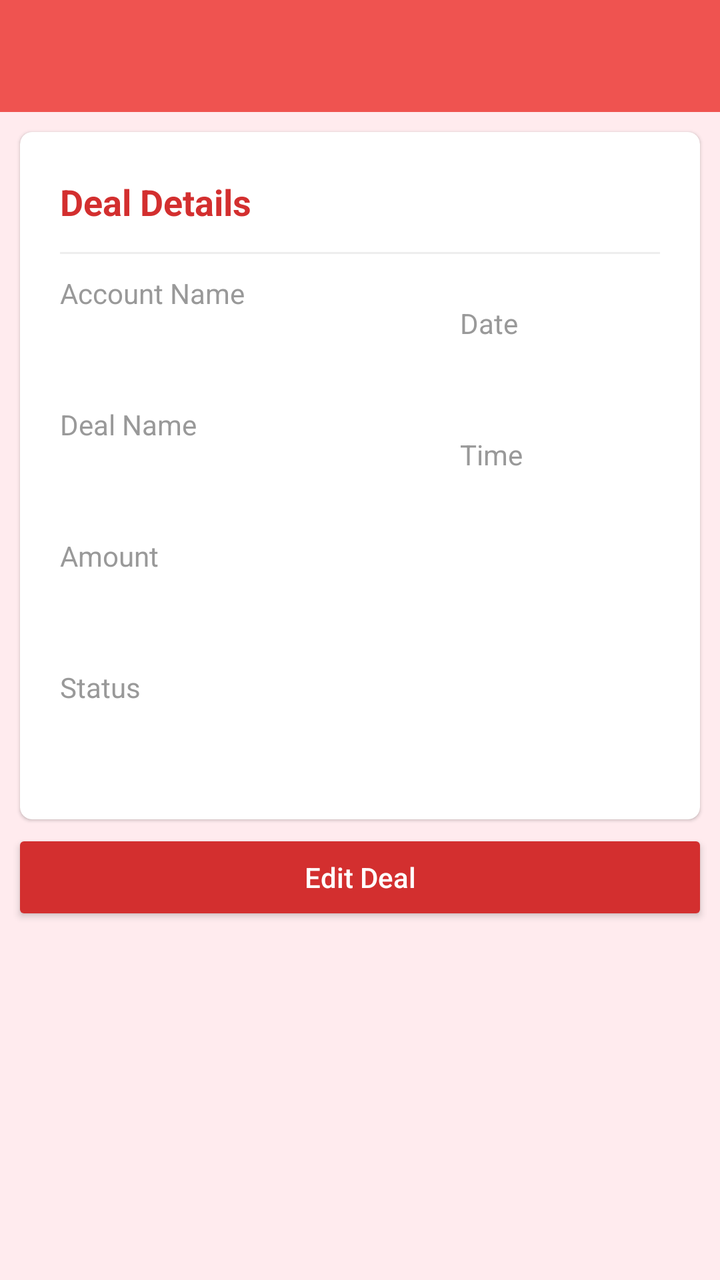
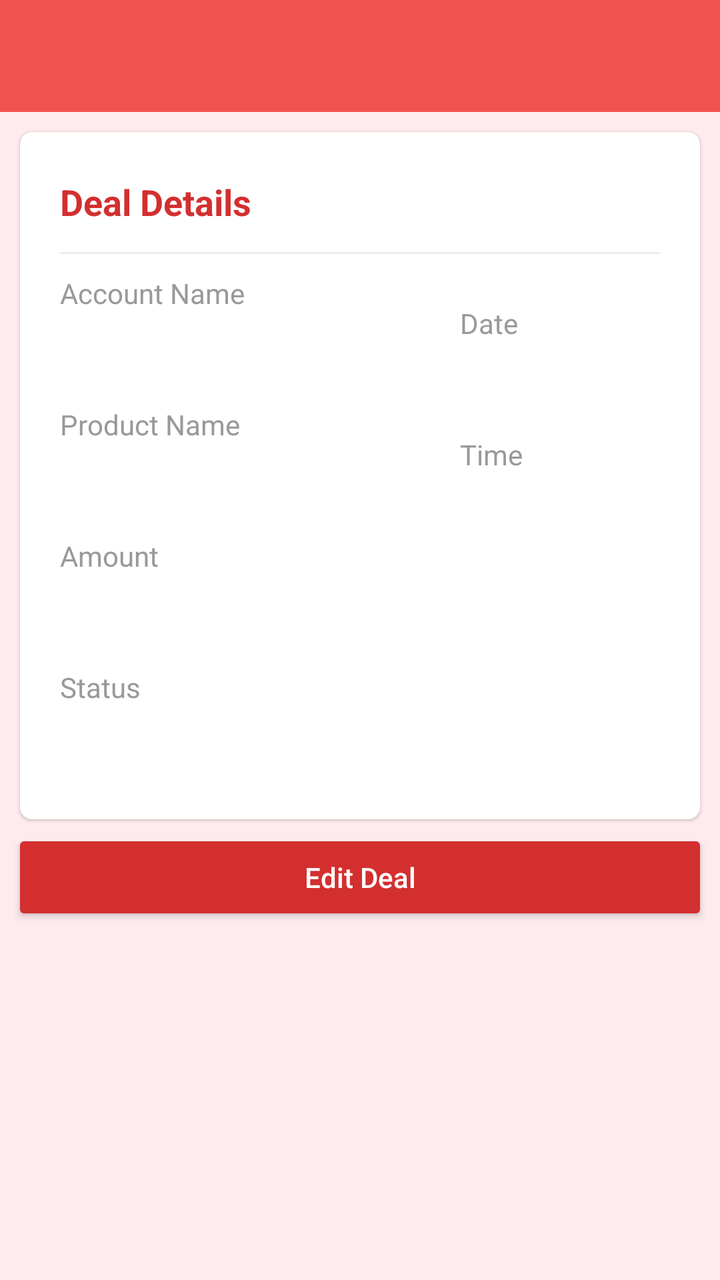

Before-and-after screenshots of an Android layout around one commit, followed by the original layout XML and the change that was made.
<!-- AndroidManifest.xml: application theme AppTheme -->
<!-- res/layout/activity_individual_deal.xml -->
<?xml version="1.0" encoding="utf-8"?>
<LinearLayout xmlns:android="http://schemas.android.com/apk/res/android"
    xmlns:app="http://schemas.android.com/apk/res-auto"
    xmlns:tools="http://schemas.android.com/tools"
    android:id="@+id/main"
    android:orientation="vertical"
    android:layout_width="match_parent"
    android:layout_height="match_parent"
    tools:context=".DealsActivity">

    <com.google.android.material.appbar.AppBarLayout
        android:layout_width="match_parent"
        android:id="@+id/app_bar_layout"
        android:layout_height="wrap_content">

        <include layout="@layout/toolbar" />

    </com.google.android.material.appbar.AppBarLayout>

    <androidx.core.widget.NestedScrollView
        android:layout_width="match_parent"
        android:layout_height="match_parent"
        android:background="@color/red_50"
        android:clipToPadding="false"
        android:scrollbars="none"
        android:scrollingCache="true"
        app:layout_behavior="@string/appbar_scrolling_view_behavior">

        <LinearLayout
            android:layout_width="match_parent"
            android:layout_height="wrap_content"
            android:orientation="vertical">

            
            
            

            
            
            
            
            

            
            
            
            
            

            
            
            
            
            
            
            
            
            

            

            <androidx.cardview.widget.CardView
                android:layout_width="match_parent"
                android:layout_height="wrap_content"
                android:layout_marginBottom="@dimen/spacing_medium"
                android:layout_marginLeft="@dimen/spacing_middle"
                android:layout_marginRight="@dimen/spacing_middle"
                android:layout_marginTop="@dimen/spacing_middle"
                android:visibility="visible"
                app:cardCornerRadius="6dp"
                app:cardElevation="1dp">

                <LinearLayout
                    android:layout_width="match_parent"
                    android:layout_height="wrap_content"
                    android:orientation="horizontal"
                    android:padding="@dimen/spacing_mlarge">

                    <LinearLayout
                        android:layout_width="0dp"
                        android:layout_height="wrap_content"
                        android:layout_weight="2"
                        android:orientation="vertical">

                        <TextView
                            android:layout_width="wrap_content"
                            android:layout_height="30dp"
                            android:gravity="center_vertical"
                            android:text="Deal Details"
                            android:textAppearance="@style/Base.TextAppearance.AppCompat.Medium"
                            android:textColor="@color/red_700"
                            android:textStyle="bold" />

                        <View
                            android:layout_width="match_parent"
                            android:layout_height="1dp"
                            android:background="@color/grey_200"
                            android:layout_marginTop="10dp"
                            android:layout_marginBottom="@dimen/spacing_medium" />






                        <View
                            android:layout_width="0dp"
                            android:layout_height="@dimen/spacing_medium" />

                        <TextView
                            android:layout_width="wrap_content"
                            android:layout_height="wrap_content"
                            android:text="Account Name"
                            android:textAppearance="@style/Base.TextAppearance.AppCompat.Body1"
                            android:textColor="@color/grey_40" />

                        <TextView
                            android:layout_width="wrap_content"
                            android:layout_height="wrap_content"
                            android:layout_marginTop="@dimen/spacing_medium"
                            android:text=""
                            android:id="@+id/accountNameTextView"
                            android:textAppearance="@style/Base.TextAppearance.AppCompat.Subhead"
                            android:textColor="@color/grey_80" />

                        <View
                            android:layout_width="0dp"
                            android:layout_height="@dimen/spacing_mlarge" />

                        <TextView
                            android:layout_width="wrap_content"
                            android:layout_height="wrap_content"
                            android:text="Deal Name"
                            android:textAppearance="@style/Base.TextAppearance.AppCompat.Body1"
                            android:textColor="@color/grey_40" />

                        <TextView
                            android:layout_width="wrap_content"
                            android:layout_height="wrap_content"
                            android:layout_marginTop="@dimen/spacing_medium"
                            android:text=""
                            android:id="@+id/dealNameTextView"
                            android:textAppearance="@style/Base.TextAppearance.AppCompat.Subhead"
                            android:textColor="@color/grey_80" />


                        <View
                            android:layout_width="0dp"
                            android:layout_height="@dimen/spacing_mlarge" />

                        <TextView
                            android:layout_width="wrap_content"
                            android:layout_height="wrap_content"
                            android:text="Amount"
                            android:textAppearance="@style/Base.TextAppearance.AppCompat.Body1"
                            android:textColor="@color/grey_40" />

                        <TextView
                            android:layout_width="wrap_content"
                            android:layout_height="wrap_content"
                            android:layout_marginTop="@dimen/spacing_medium"
                            android:text=""
                            android:id="@+id/amountTextView"
                            android:textAppearance="@style/Base.TextAppearance.AppCompat.Subhead"
                            android:textColor="@color/grey_80" />


                        <View
                            android:layout_width="0dp"
                            android:layout_height="@dimen/spacing_mlarge" />

                        <TextView
                            android:layout_width="wrap_content"
                            android:layout_height="wrap_content"
                            android:text="Status"
                            android:textAppearance="@style/Base.TextAppearance.AppCompat.Body1"
                            android:textColor="@color/grey_40" />

                        <TextView
                            android:layout_width="wrap_content"
                            android:layout_height="wrap_content"
                            android:layout_marginTop="@dimen/spacing_medium"
                            android:text=""
                            android:id="@+id/descriptionTextView"
                            android:textAppearance="@style/Base.TextAppearance.AppCompat.Subhead"
                            android:textColor="@color/grey_80" />






                        <View
                            android:layout_width="0dp"
                            android:layout_height="@dimen/spacing_middle" />



                    </LinearLayout>

                    <LinearLayout
                        android:layout_width="0dp"
                        android:layout_height="wrap_content"
                        android:layout_weight="1"
                        android:orientation="vertical">

                        <View
                            android:layout_width="30dp"
                            android:layout_height="30dp"/>

                        
                        
                        
                        
                        
                        

                        <View
                            android:layout_width="match_parent"
                            android:layout_height="1dp"
                            android:background="@color/grey_200"
                            android:layout_marginTop="10dp"
                            android:layout_marginBottom="@dimen/spacing_medium" />



                        <View
                            android:layout_width="0dp"
                            android:layout_height="@dimen/spacing_mlarge" />

                        <TextView
                            android:layout_width="wrap_content"
                            android:layout_height="wrap_content"
                            android:text="Date"
                            android:textAppearance="@style/Base.TextAppearance.AppCompat.Body1"
                            android:textColor="@color/grey_40" />

                        <TextView
                            android:layout_width="wrap_content"
                            android:layout_height="wrap_content"
                            android:layout_marginTop="@dimen/spacing_medium"
                            android:text=""
                            android:id="@+id/dateTextView"
                            android:textAppearance="@style/Base.TextAppearance.AppCompat.Subhead"
                            android:textColor="@color/grey_80" />

                        <View
                            android:layout_width="0dp"
                            android:layout_height="@dimen/spacing_mlarge" />

                        <TextView
                            android:layout_width="wrap_content"
                            android:layout_height="wrap_content"
                            android:text="Time"
                            android:textAppearance="@style/Base.TextAppearance.AppCompat.Body1"
                            android:textColor="@color/grey_40" />

                        <TextView
                            android:layout_width="wrap_content"
                            android:layout_height="wrap_content"
                            android:layout_marginTop="@dimen/spacing_medium"
                            android:text=""
                            android:id="@+id/timeTextView"
                            android:textAppearance="@style/Base.TextAppearance.AppCompat.Subhead"
                            android:textColor="@color/grey_80" />

                        <View
                            android:layout_width="0dp"
                            android:layout_height="@dimen/spacing_middle" />







                    </LinearLayout>


                </LinearLayout>





            </androidx.cardview.widget.CardView>

            <Button
                android:layout_width="match_parent"
                android:layout_marginLeft="6dp"
                android:layout_marginRight="6dp"

                android:layout_height="wrap_content"
                android:text="Edit Deal"
                android:textAllCaps="false"
                android:textColor="@color/white"
                android:backgroundTint="@color/red_700"
                android:elevation="4dp"
                android:id="@+id/editDealButton"/>

            
            
            
            
            
            
            
            

            
            
            
            

            
            
            
            
            
            
            

            
            
            
            
            
            
            
            

            
            
            
            
            

            
            
            
            
            

            
            
            

            
            
            
            

            
            
            
            
            
            
            

            
            
            
            
            
            

            

            
            
            
            



            
            
            

            

            
            
            
            
            
            

            
            
            

            
            
            
            
            

            
            
            

            
            
            
            
            
            
            

            
            
            

            
            
            
            
            

            
            
            

            
            
            
            
            
            

            

            
            
            
            
            
            

            
            
            

            
            
            
            
            
            

            
            
            

            
            
            
            
            
            
            

            

            
            
            
            
            
            
            

            
            
            

            
            
            
            
            

            
            
            

            
            
            
            
            
            

            

            
            
            
            
            
            
            
            
            
            
            
            
            
            
            
            
            
            
            

            
            
            
            
            
            

            
            
            
            
            
            

            
            
            
            
            
            

            
            
            
            
            
            

            
            
            
            
            
            

            

            
            
            
            
            
            
            

            

            

        </LinearLayout>
    </androidx.core.widget.NestedScrollView>

    <com.google.android.material.floatingactionbutton.FloatingActionButton
        android:id="@+id/fab"
        android:layout_width="wrap_content"
        android:layout_height="wrap_content"
        android:layout_margin="@dimen/spacing_mlarge"
        android:clickable="true"
        app:backgroundTint="@color/red_500"
        app:fabSize="normal"
        app:layout_anchor="@id/app_bar_layout"
        app:layout_anchorGravity="bottom|right|end"
        app:srcCompat="@drawable/ic_favorites"
        app:tint="@android:color/white" />

</LinearLayout>
<!-- res/layout/toolbar.xml (included above) -->
<?xml version="1.0" encoding="utf-8"?>
<androidx.appcompat.widget.Toolbar
    xmlns:android="http://schemas.android.com/apk/res/android"
    xmlns:app="http://schemas.android.com/apk/res-auto"
    android:id="@+id/toolbar"
    android:layout_width="match_parent"
    android:layout_height="?android:attr/actionBarSize"
    android:background="@color/colorPrimary"
    app:contentInsetStartWithNavigation="0dp"
    android:theme="@style/ThemeOverlay.AppCompat.Dark.ActionBar"
    app:popupTheme="@style/ThemeOverlay.AppCompat.Light"/>
<!-- resources referenced by this layout -->
<resources>
  <color name="colorPrimary">#ef5350</color>
  <color name="grey_200">#EEEEEE</color>
  <color name="grey_40">#999999</color>
  <color name="grey_80">#37474F</color>
  <color name="red_50">#FFEBEE</color>
  <color name="red_500">#F44336</color>
  <color name="red_700">#D32F2F</color>
  <color name="white">#FFFFFF</color>
  <dimen name="spacing_medium">5dp</dimen>
  <dimen name="spacing_middle">10dp</dimen>
  <dimen name="spacing_mlarge">20dp</dimen>
  <!-- drawable ic_favorites (drawable) -->
  <vector xmlns:android="http://schemas.android.com/apk/res/android"
          android:width="24dp"
          android:height="24dp"
          android:viewportWidth="24.0"
          android:viewportHeight="24.0">
      <path
          android:fillColor="#FFFFFFFF"
          android:pathData="M12,21.35l-1.45,-1.32C5.4,15.36 2,12.28 2,8.5 2,5.42 4.42,3 7.5,3c1.74,0 3.41,0.81 4.5,2.09C13.09,3.81 14.76,3 16.5,3 19.58,3 22,5.42 22,8.5c0,3.78 -3.4,6.86 -8.55,11.54L12,21.35z"/>
  </vector>
  <style name="AppTheme" parent="BaseTheme">
          <item name="android:windowContentTransitions">true</item>
  
  
          
      </style>
  <style name="BaseTheme" parent="Theme.AppCompat.Light.NoActionBar">
          
          <item name="colorPrimary">@color/colorPrimary</item>
          <item name="colorPrimaryDark">@color/colorPrimaryDark</item>
          <item name="colorAccent">@color/colorAccent</item>
          <item name="windowActionModeOverlay">true</item>
          <item name="android:actionModeBackground">@color/blue_grey_600</item>
          <item name="android:dialogTheme">@style/Dialog.Theme</item>
          
          <item name="android:windowDisablePreview">true</item>
      </style>
  <color name="colorPrimaryDark">#dc1814</color>
  <color name="colorAccent">#FF4081</color>
  <color name="blue_grey_600">#546E7A</color>
  <style name="Dialog.Theme" parent="Theme.AppCompat.Light.Dialog">
          <item name="colorPrimary">@color/colorPrimary</item>
          <item name="colorPrimaryDark">@color/colorPrimaryDark</item>
          <item name="colorAccent">@color/colorAccent</item>
      </style>
</resources>

<!-- the commit's change to res/layout/activity_individual_deal.xml (unified diff, before → after) -->
@@ -130,7 +130,7 @@
                         <TextView
                             android:layout_width="wrap_content"
                             android:layout_height="wrap_content"
-                            android:text="Deal Name"
+                            android:text="Product Name"
                             android:textAppearance="@style/Base.TextAppearance.AppCompat.Body1"
                             android:textColor="@color/grey_40" />
 
@@ -139,7 +139,7 @@
                             android:layout_height="wrap_content"
                             android:layout_marginTop="@dimen/spacing_medium"
                             android:text=""
-                            android:id="@+id/dealNameTextView"
+                            android:id="@+id/productNameTextView"
                             android:textAppearance="@style/Base.TextAppearance.AppCompat.Subhead"
                             android:textColor="@color/grey_80" />
 
